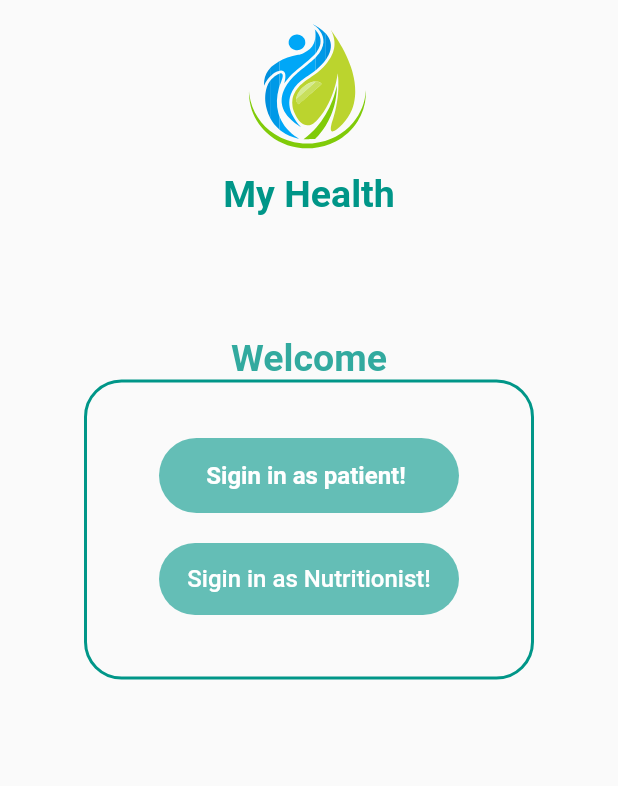
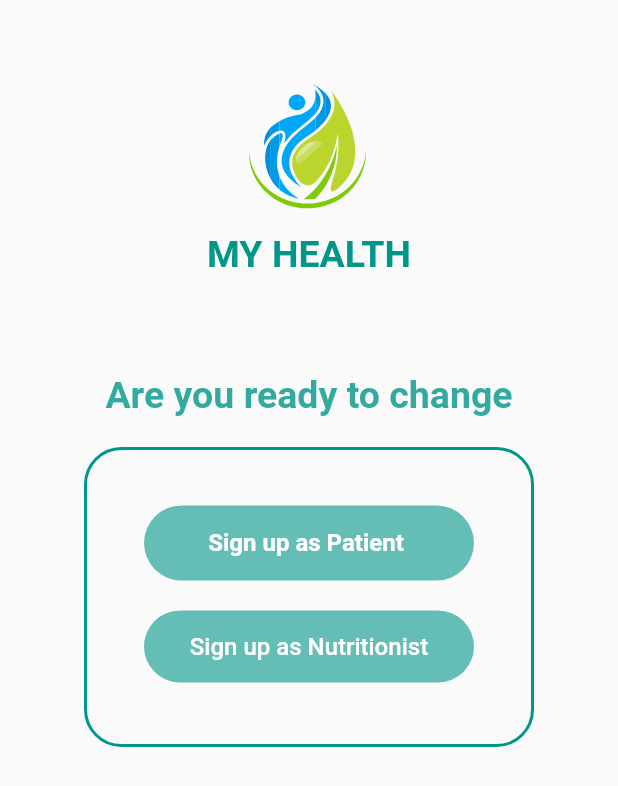
Before and after one commit to Shaheen2001/HEALHTIC-APP, a Flutter app: the HomeCreatScreen screen opened directly, on a phone screen of 412 x 824 dp. Shown: the top 786 px of the screen. Run offline on Flutter 3.47's test engine with Material 2 defaults, Android fonts, the phone set to English and light mode, and no system bars; our stand-ins replace animated_splash_screen, bloc, flutter_bloc, flutter_iconly, flutter_svg, image_picker and 5 more; accounts and stored records are empty; network calls fail.

Commit message:
Healtic app

```diff
--- a/lib/Layout/Health_Layout/health_patien_Layout_Screen.dart
+++ b/lib/Layout/Health_Layout/health_patien_Layout_Screen.dart
@@ -19,7 +19,7 @@ class healthLayout_patien extends StatelessWidget {
         leading: Builder(builder: (context)=>IconButton(onPressed: (){Scaffold.of(context).openDrawer();},icon: Icon(Icons.menu,color: defultColor),)),
         backgroundColor: Colors.white,
         elevation: 0.0,
-        title:  Text("Home paiont",style: TextStyle(color: defultColor),),
+        title:  Text("Home patient",style: TextStyle(color: defultColor),),
         actions: [
           IconButton(
               onPressed: (){
--- a/lib/Modeules/HomeCreatScreen/OnBoarding_Creat_Screen.dart
+++ b/lib/Modeules/HomeCreatScreen/OnBoarding_Creat_Screen.dart
@@ -30,10 +30,10 @@ class _HomeCreatScreenState extends State<HomeCreatScreen> {
                 //alignment: AlignmentDirectional.center,
                 // fit: StackFit.passthrough,
                 children: [
-                  SizedBox(height: 10.0,),
+                  SizedBox(height: 50.0,),
                   SvgPicture.asset('assert/image/logogApp.svg',height: 100,width: 100,),
                   SizedBox(height: 5.0,),
-                  Text("My Health",style: TextStyle(
+                  Text("MY HEALTH",style: TextStyle(
                     fontStyle: FontStyle.normal,
                     color: Colors.teal,
                     fontWeight: FontWeight.bold,
@@ -41,7 +41,7 @@ class _HomeCreatScreenState extends State<HomeCreatScreen> {
                   ),),
                 ],
               ),
-              SizedBox(height: 20.0,),
+              SizedBox(height: 5.0,),
               Column(
                // crossAxisAlignment: CrossAxisAlignment.start,
                 children: [
@@ -55,7 +55,7 @@ class _HomeCreatScreenState extends State<HomeCreatScreen> {
 
                   ),),*/
                   SizedBox(height: 60.0,),
-                  Text("Welcome",
+                  Text("Are you ready to change",
                     style:
                     TextStyle(
                       color: defultColor.withOpacity(0.8),
@@ -64,7 +64,7 @@ class _HomeCreatScreenState extends State<HomeCreatScreen> {
                       fontSize: 25.0,
 
                     ),),
-                  //SizedBox(height: 60.0,),
+                  SizedBox(height: 20.0,),
                   Container(
                     width: 300.0,
                     height: 200.0,
@@ -79,7 +79,7 @@ class _HomeCreatScreenState extends State<HomeCreatScreen> {
                         SizedBox(height: 17.0,),
                         Container(
 
-                          width: 200.0,
+                          width: 220.0,
                           decoration:BoxDecoration(
                             border: Border.all(width: 1,color:Colors.transparent ),
                             borderRadius: BorderRadius.circular(40),
@@ -99,7 +99,7 @@ class _HomeCreatScreenState extends State<HomeCreatScreen> {
                                 });
                               },
                           child: Text(
-                              "Sigin in as patient! ",
+                              "Sign up as Patient ",
                             style: TextStyle(
                               color:  Colors.white,
                               fontSize: 16.0,
@@ -111,7 +111,7 @@ class _HomeCreatScreenState extends State<HomeCreatScreen> {
                         ),
                         SizedBox(height: 20.0,),
                         Container(
-                          width: 200.0,
+                          width: 220.0,
                           decoration: BoxDecoration(
                             borderRadius: BorderRadius.circular(25.0),
                             color: defultColor.withOpacity(.6),
@@ -136,7 +136,7 @@ class _HomeCreatScreenState extends State<HomeCreatScreen> {
                               });
                             },
                             child: Text(
-                              "Sigin in as Nutritionist!",
+                              "Sign up as Nutritionist",
                               style: TextStyle(
                                 color: Colors.white,
                                 fontSize: 16.0,
--- a/lib/Modeules/OnBoarding/OnBoardingSceeren.dart
+++ b/lib/Modeules/OnBoarding/OnBoardingSceeren.dart
@@ -75,7 +75,7 @@ bool IsShow=false;
                   SizedBox(height: 10.0,),
                   SvgPicture.asset('assert/image/logogApp.svg',height: 100,width: 100,),
                   SizedBox(height: 5.0,),
-                  Text("My Health",style: TextStyle(
+                  Text("MY HEALTH",style: TextStyle(
                     fontStyle: FontStyle.normal,
                     color: Colors.teal,
                     fontWeight: FontWeight.bold,
```
Also changed, not shown: lib/Modeules/CreatProfile_patien/Creatprofile_screen_patien.dart (+7 -13 lines), lib/Modeules/Logo_app_frist/Animat_Logog_App_screen.dart (+22 -4 lines), lib/Modeules/NavBar_pation/NavBar_screen.dart (+7 -7 lines), lib/Modeules/Register_patient/Register_Patien_Screen.dart (+5 -2 lines), assert/image/patient.jpg (added), 3 other files.
